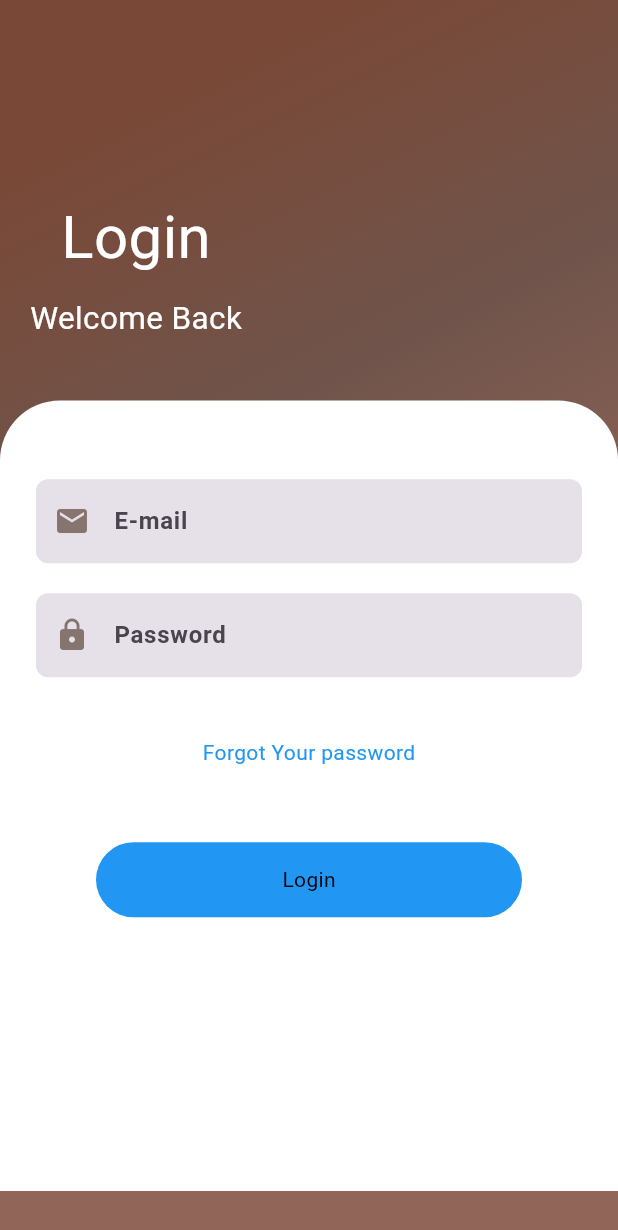
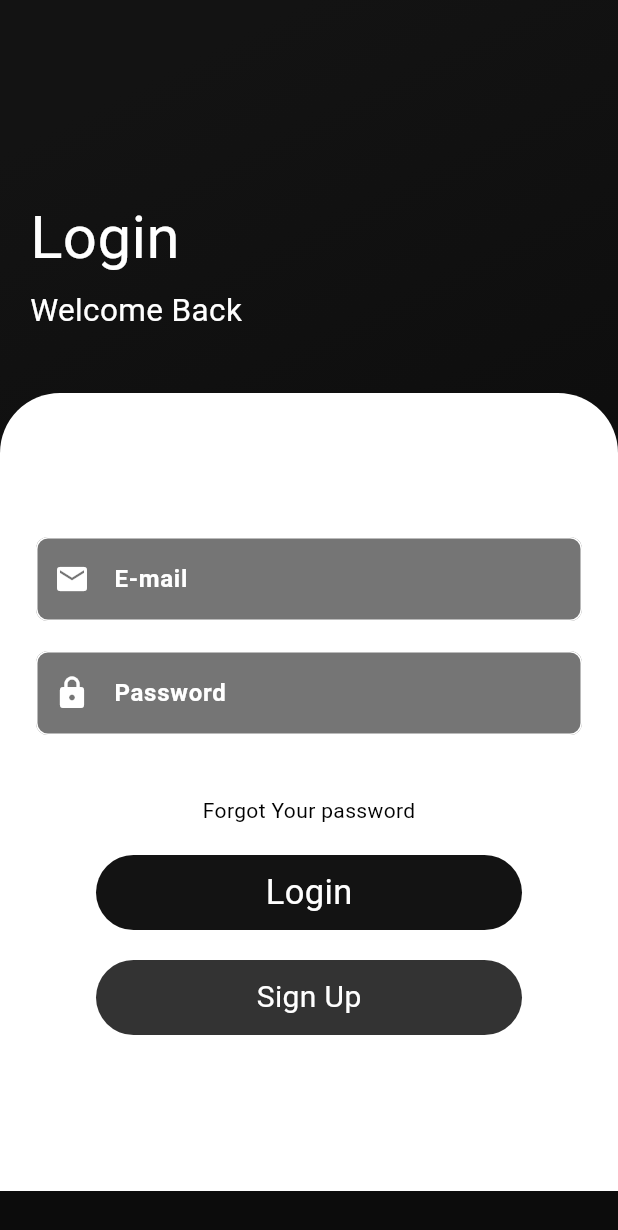
Before and after one commit to ITSURENXD/TrafficFlow, a Flutter app: the LoginPage screen opened directly, on a phone screen of 412 x 824 dp. Shown: the top 1230 px of the screen. Run offline on Flutter 3.47's test engine with Material 3 defaults, Android fonts, the phone set to English and light mode, and no system bars; our stand-ins replace font_awesome_flutter, google_nav_bar.

Commit message:
Login and signup pages UI is done ,you can initaite the backend

```diff
--- a/lib/main.dart
+++ b/lib/main.dart
@@ -1,5 +1,7 @@
 import 'package:flutter/material.dart';
 import 'package:flutter/services.dart';
+import 'package:traffic_management/screens/Login/LoginPage.dart';
+import 'package:traffic_management/screens/Login/signuppage.dart';
 import 'screens/Home/HomePage.dart';
 
 void main() {
@@ -25,7 +27,7 @@ class MyApp extends StatelessWidget {
         scaffoldBackgroundColor: Colors.white,
       ),
       debugShowCheckedModeBanner: false,
-      home: HomePage(),
+      home: SignupPage(),
     );
   }
 }
--- a/lib/screens/Login/LoginPage.dart
+++ b/lib/screens/Login/LoginPage.dart
@@ -1,48 +1,54 @@
 import 'package:flutter/material.dart';
 
-void main() => runApp(
-  MaterialApp(
-    debugShowCheckedModeBanner: false,
-    home: LoginPage(),
-  )
-);
+class LoginPage extends StatefulWidget {
+  @override
+  _LoginPageState createState() => _LoginPageState();
+}
 
-class LoginPage extends StatelessWidget{
+class _LoginPageState extends State<LoginPage> {
+  Color textColor = Colors.blue; // Initial color of the text
+
   @override
   Widget build(BuildContext context) {
     return Scaffold(
-
       body: Container(
-
         padding: EdgeInsets.symmetric(vertical: 30),
         width: double.infinity,
         decoration: BoxDecoration(
           gradient: LinearGradient(
             begin: Alignment.topCenter,
             colors: [
-            const Color.fromARGB(255, 122, 72, 54),
-            Color.fromARGB(255, 112, 84, 75),
-            Color.fromARGB(255, 145, 101, 87),
-
-
-
-           ]
-            )
+              Color(0xff131313),
+              Color.fromARGB(255, 12, 12, 12),
+            ],
           ),
-        child:Column(
+        ),
+        child: SingleChildScrollView(
+          child: Column(
             crossAxisAlignment: CrossAxisAlignment.start,
             children: <Widget>[
               SizedBox(height: 80,),
-            Padding(padding: EdgeInsets.all(20),
-            child: Column(children: <Widget>[
-              Text("Login", style:TextStyle(color:Colors.white ,fontSize:40),),
-              SizedBox(height: 10,),
-              Text("Welcome Back", style:TextStyle(color:Colors.white ,fontSize:21),)
-            ]
-            ),)
-,            SizedBox(height: 20,),
-                    Expanded(
-                      flex: 5,
+              Padding(
+                padding: EdgeInsets.all(20),
+                child: Column(
+                  crossAxisAlignment: CrossAxisAlignment.start,
+                  children: <Widget>[
+                    Text(
+                      "Login",
+                      style: TextStyle(color: Colors.white, fontSize: 40),
+                    ),
+                    SizedBox(height: 5), // Add some vertical spacing between the texts
+                    Text(
+                      "Welcome Back",
+                      style: TextStyle(color: Colors.white, fontSize: 21),
+                    ),
+                  ],
+                ),
+              ),
+              SizedBox(height: 20,),
+              Container(
+                height: MediaQuery.of(context).size.height - 230, // Adjust this height as needed
+                child: Expanded(
                   child: Container(
                     width: double.infinity,
                     decoration: BoxDecoration(
@@ -50,88 +56,126 @@ class LoginPage extends StatelessWidget{
                       borderRadius: BorderRadius.only(
                         topLeft: Radius.circular(40),
                         topRight: Radius.circular(40),
-
-                          )),
-                          child:Padding(
+                      ),
+                    ),
+                    child: Padding(
                       padding: const EdgeInsets.all(24),
-
-                           child:Column(
+                      child: Column(
                         mainAxisAlignment: MainAxisAlignment.center,
                         crossAxisAlignment: CrossAxisAlignment.center,
                         children: [
-                          TextField(
-                            style: TextStyle(color: Colors.black),
+                          TextFormField(
+                            style: TextStyle(color: Colors.white),
                             keyboardType: TextInputType.emailAddress,
                             decoration: InputDecoration(
                               border: OutlineInputBorder(
                                 borderRadius: BorderRadius.circular(8),
-                                borderSide: BorderSide.none,
+                                borderSide: BorderSide(color: Colors.white), // White border
                               ),
-
+                              enabledBorder: OutlineInputBorder(
+                                borderRadius: BorderRadius.circular(8),
+                                borderSide: BorderSide(color: Colors.white), // White border
+                              ),
+                              focusedBorder: OutlineInputBorder(
+                                borderRadius: BorderRadius.circular(8),
+                                borderSide: BorderSide(color: Colors.brown), // Brown border when focused
+                              ),
                               filled: true,
-                              fillColor: Colors.grey[250],
+                              fillColor: Colors.grey[600],
                               hintText: "E-mail",
-                              hintStyle: TextStyle(fontWeight: FontWeight.bold),
+                              hintStyle: TextStyle(fontWeight: FontWeight.bold, color: Colors.white),
                               prefixIcon: Icon(
                                 Icons.email,
-                                color:Color.fromARGB(255, 134, 117, 111),
-                              )
+                                color: Colors.white,
+                              ),
                             ),
                           ),
                           SizedBox(height: 20,),
-
-                          TextField(
+                          TextFormField(
                             obscureText: true,
                             keyboardType: TextInputType.visiblePassword,
                             decoration: InputDecoration(
                               border: OutlineInputBorder(
                                 borderRadius: BorderRadius.circular(8),
-                                borderSide: BorderSide.none,
+                                borderSide: BorderSide(color: Colors.white), // White border
+                              ),
+                              enabledBorder: OutlineInputBorder(
+                                borderRadius: BorderRadius.circular(8),
+                                borderSide: BorderSide(color: Colors.white), // White border
+                              ),
+                              focusedBorder: OutlineInputBorder(
+                                borderRadius: BorderRadius.circular(8),
+                                borderSide: BorderSide(color: Colors.brown), // Brown border when focused
                               ),
                               filled: true,
-                              fillColor: Colors.grey[250],
+                              fillColor: Colors.grey[600],
                               hintText: "Password",
-                              hintStyle: TextStyle(fontWeight: FontWeight.bold),
+                              hintStyle: TextStyle(fontWeight: FontWeight.bold, color: Colors.white),
                               prefixIcon: Icon(
                                 Icons.lock,
-                                color:Color.fromARGB(255, 134, 117, 111),
+                                color: Colors.white,
                               ),
                             ),
                           ),
                           SizedBox(height: 40,),
-                           Text("Forgot Your password", style: TextStyle(color: Colors.blue),) ,
-                           SizedBox(height: 50,),
+                          GestureDetector(
+                            onTap: () {
+                              // Change text color to indicate tap
+                              setState(() {
+                                textColor = Colors.grey; // Change color to red
+                              });
+
+                              // Add your logic for "Forgot Your Password" action here
+
+                            },
+                            child: Text("Forgot Your password", style: TextStyle(color: Colors.black)), // Use textColor variable
+                          ),
+                          SizedBox(height: 20,),
                           Container(
                             height: 50,
                             margin: EdgeInsets.symmetric(horizontal: 40),
                             decoration: BoxDecoration(
-                            borderRadius:BorderRadius.circular(50),
-                            color: Colors.blue,
+                              borderRadius: BorderRadius.circular(50),
+                              color: Color(0xff131313),
                             ),
                             child: Center(
-                              child: Text("Login",style: TextStyle(color: const Color.fromARGB(255, 0, 0, 0)),) ,
+                              child: Text("Login", style: TextStyle(color: Colors.white,fontSize: 23)),
                             ),
                           ),
-                           SizedBox(height: 80,),
+                          SizedBox(height: 20,),
+                          Container(
+                            height: 50,
+                            margin: EdgeInsets.symmetric(horizontal: 40),
+                            decoration: BoxDecoration(
+                              borderRadius: BorderRadius.circular(50),
+                              color: Color.fromARGB(255, 51, 51, 51), // Change color according to your preference
+                            ),
+                            child: Center(
+                              child: Text("Sign Up", style: TextStyle(color: Colors.white,fontSize: 20)),
+                            ),
+                          ),
+                          SizedBox(height: 20,),
                           Row(
                             children: <Widget>[
                               Container(
                                 height: 50,
                                 decoration: BoxDecoration(
                                   borderRadius: BorderRadius.circular(50),
-                                  color: Colors.black
+                                  color: Colors.black,
                                 ),
                               )
                             ],
                           )
-                        ]
+                        ],
                       ),
                     ),
                   ),
-
-
-              )],
                 ),
-          ));
+              ),
+            ],
+          ),
+        ),
+      ),
+    );
   }
 }
```
Also changed, not shown: lib/screens/Login/signuppage.dart (+61 -28 lines). Lines whose indentation alone changed are shown as unchanged.
